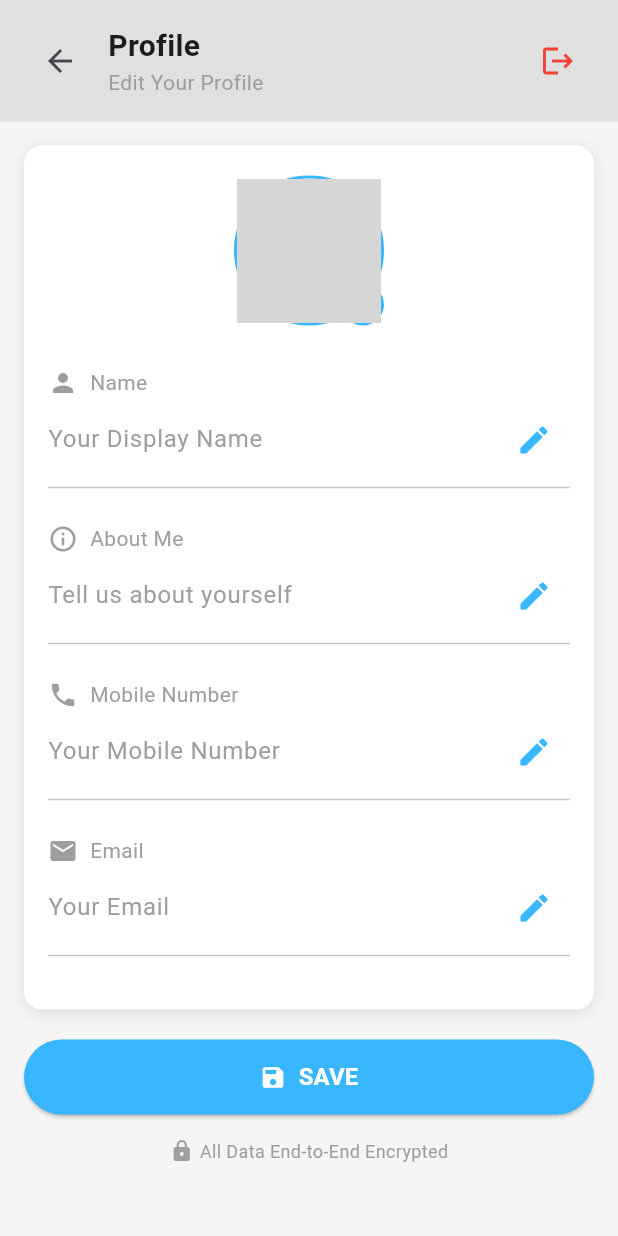
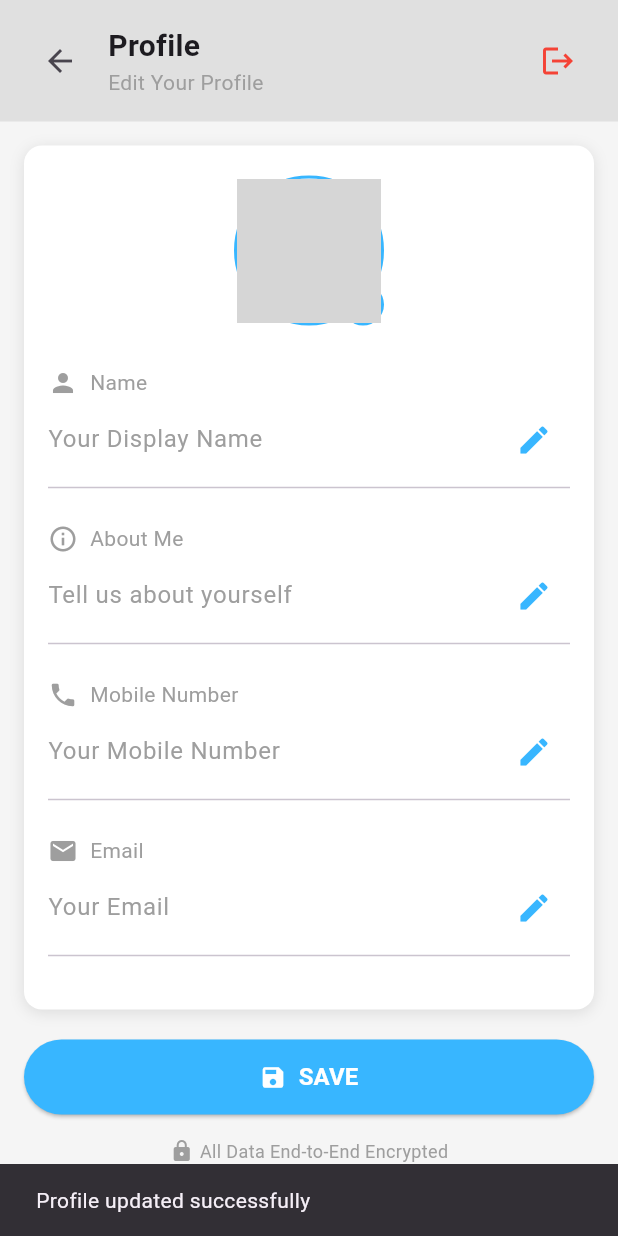
Before and after one commit to SenuraKoshala/Chat-Mobile-Application, a Flutter app: the EditProfile screen opened directly, after a tap on "SAVE", on a phone screen of 412 x 824 dp. Run offline on Flutter 3.47's test engine with Material 3 defaults, Android fonts, the phone set to English and light mode, and no system bars; our stand-ins replace cloud_firestore, firebase_auth, firebase_core; accounts and stored records are empty; grey boxes are pictures that could not be loaded.

```diff
--- a/whisper/lib/pages/profile/edit_profile.dart
+++ b/whisper/lib/pages/profile/edit_profile.dart
@@ -1,3 +1,5 @@
+import 'package:cloud_firestore/cloud_firestore.dart';
+import 'package:firebase_auth/firebase_auth.dart';
 import 'package:flutter/material.dart';
 import 'package:whisper/pages/signup/signup.dart';
 import '../signup/signup.dart'; // Adjust import path as needed
@@ -32,8 +34,9 @@ class _EditProfileState extends State<EditProfile> {
               child: const Text('Cancel'),
             ),
             ElevatedButton(
-              onPressed: () {
+              onPressed: () async {
                 // Navigate to login screen and remove all previous routes
+                await FirebaseAuth.instance.signOut();
                 Navigator.of(context).pushAndRemoveUntil(
                   MaterialPageRoute(builder: (context) => const SignUp()),
                   (Route<dynamic> route) => false,
@@ -48,6 +51,66 @@ class _EditProfileState extends State<EditProfile> {
         );
       },
     );
+  }
+
+  void _loadProfileData() async {
+    User? user = FirebaseAuth.instance.currentUser;
+    if (user != null) {
+      // Get data from Firestore
+      DocumentSnapshot doc = await FirebaseFirestore.instance
+          .collection('users') // Assuming you have a 'users' collection
+          .doc(user.uid)
+          .get();
+
+      var userData = doc.data() as Map<String, dynamic>;
+      // If the document exists, load the data into controllers
+      if (userData != null && doc.exists) {
+        _nameController.text = userData['name'] ?? '';
+        _aboutController.text =
+            userData['about'] ?? ''; // Use default value if not present
+        _mobileController.text = userData['mobileNumber'] ?? '';
+        _emailController.text = user.email ?? '';
+      } else {
+        // If document does not exist or fields are missing, use default values
+        _aboutController.text = ''; // Default empty string for "about" field
+      }
+      print(userData);
+    }
+  }
+
+  // Method to save updated data to Firestore
+  void _saveProfileData() async {
+    User? user = FirebaseAuth.instance.currentUser;
+    try {
+      await FirebaseFirestore.instance
+          .collection('users')
+          .doc(user?.uid) // Replace with your user's ID
+          .update({
+        'name': _nameController.text,
+        'about': _aboutController.text.isEmpty
+            ? 'Add something about yourself'
+            : _aboutController.text, // Update the about field
+        'mobileNumber': _mobileController.text,
+        'email': _emailController.text,
+      });
+
+      ScaffoldMessenger.of(context).showSnackBar(
+          const SnackBar(content: Text('Profile updated successfully')));
+    } catch (e) {
+      print("Error saving profile data: $e");
+      ScaffoldMessenger.of(context)
+          .showSnackBar(SnackBar(content: Text('Error updating profile')));
+    }
+  }
+
+  @override
+  void initState() {
+    super.initState();
+    _loadProfileData(); // Call the function to load profile data
+  }
+
+  bool textEnable() {
+    return false;
   }
 
   @override
@@ -208,7 +271,7 @@ class _EditProfileState extends State<EditProfile> {
                         height: 50,
                         child: ElevatedButton(
                           onPressed: () {
-                            // Implement save functionality
+                            _saveProfileData();
                           },
                           style: ElevatedButton.styleFrom(
                             backgroundColor: const Color(0xFF38B6FF),
@@ -292,7 +355,7 @@ class _EditProfileState extends State<EditProfile> {
                 child: TextField(
                   controller: controller,
                   decoration: InputDecoration(
-                    hintText: hint,
+                    hintText: controller.text.isEmpty ? hint : controller.text,
                     hintStyle: const TextStyle(color: Colors.grey),
                     border: InputBorder.none,
                   ),
@@ -301,7 +364,7 @@ class _EditProfileState extends State<EditProfile> {
               IconButton(
                 icon: const Icon(Icons.edit, color: Color(0xFF38B6FF)),
                 onPressed: () {
-                  // Handle edit action
+                  // Implement here
                 },
               ),
             ],
```
